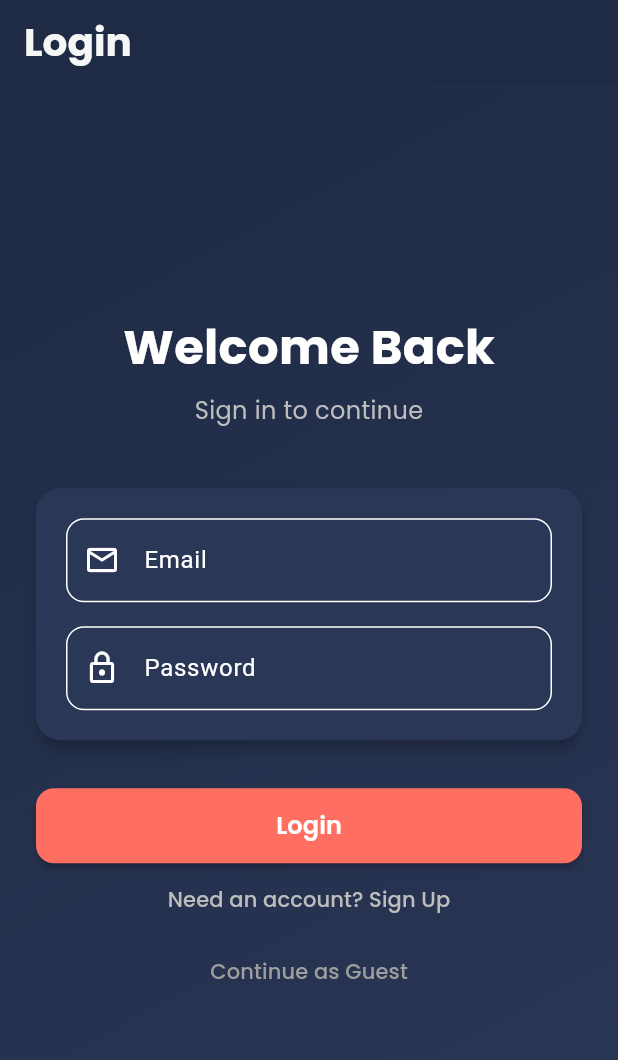
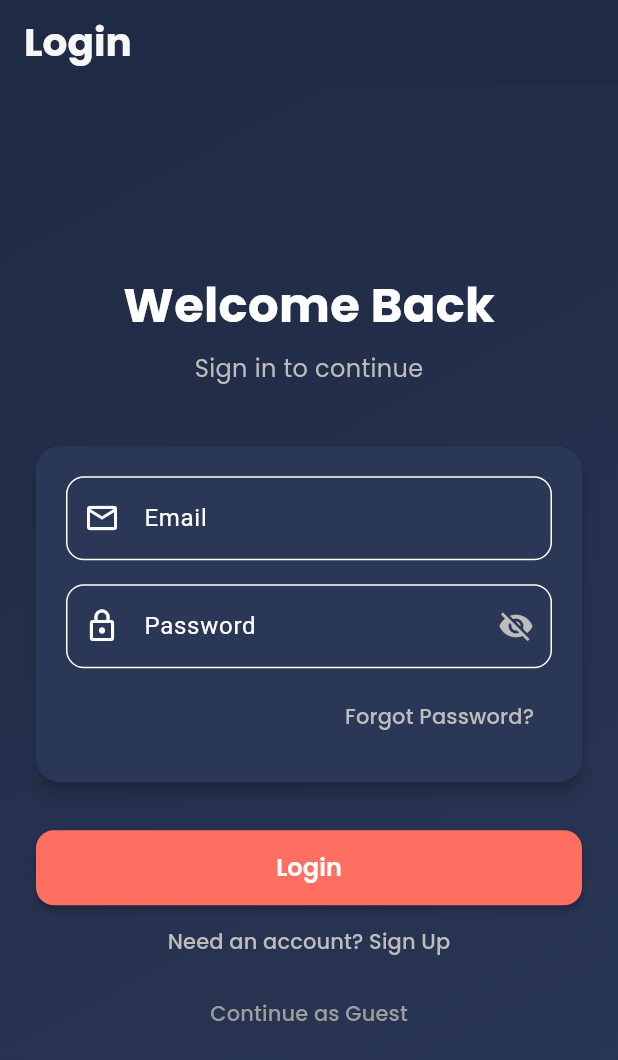
Before and after one commit to Fady2024/TaskFlow, a Flutter app: the AuthScreen screen opened directly, on a phone screen of 412 x 824 dp. Shown: the top 1060 px of the screen. Run offline on Flutter 3.47's test engine with Material 3 defaults, Android fonts, the phone set to English and light mode, and no system bars; our stand-ins replace animate_do, audioplayers, connectivity_plus, equatable, flutter_bloc, flutter_local_notifications and 7 more; accounts and stored records are empty.

Commit message:
🚀 TaskFlow - Smarter Task Management

```diff
--- a/lib/features/auth/screens/auth_screen.dart
+++ b/lib/features/auth/screens/auth_screen.dart
@@ -26,6 +26,7 @@ class _AuthScreenState extends State<AuthScreen> {
   final _usernameController = TextEditingController();
   bool _isLogin = true;
   bool _isLoading = false;
+  bool _obscurePassword = true;
   String? _error;
   File? _profileImage;
   final ImagePicker _picker = ImagePicker();
@@ -180,6 +181,27 @@ class _AuthScreenState extends State<AuthScreen> {
     }
   }
 
+  Future<void> _forgotPassword() async {
+    if (_emailController.text.isEmpty) {
+      setState(() => _error = 'Please enter your email first');
+      return;
+    }
+
+    try {
+      setState(() => _isLoading = true);
+      await supabase.auth.resetPasswordForEmail(_emailController.text.trim());
+      setState(() {
+        _error = 'Password reset email sent. Check your inbox.';
+        _isLoading = false;
+      });
+    } catch (e) {
+      setState(() {
+        _error = 'Error sending reset email: $e';
+        _isLoading = false;
+      });
+    }
+  }
+
   @override
   Widget build(BuildContext context) {
     final themeProvider = Provider.of<ThemeProvider>(context);
@@ -293,12 +315,41 @@ class _AuthScreenState extends State<AuthScreen> {
                           const SizedBox(height: 16),
                           TextField(
                             controller: _passwordController,
-                            decoration: const InputDecoration(
+                            decoration: InputDecoration(
                               labelText: 'Password',
-                              prefixIcon: Icon(Icons.lock_outline),
+                              prefixIcon: const Icon(Icons.lock_outline),
+                              suffixIcon: IconButton(
+                                icon: Icon(
+                                  _obscurePassword
+                                      ? Icons.visibility_off
+                                      : Icons.visibility,
+                                  color: isDarkMode ? Colors.grey[400] : Colors.grey[600],
+                                ),
+                                onPressed: () {
+                                  setState(() {
+                                    _obscurePassword = !_obscurePassword;
+                                  });
+                                },
+                              ),
                             ),
-                            obscureText: true,
+                            obscureText: _obscurePassword,
                           ),
+                          if (_isLogin) ...[
+                            const SizedBox(height: 8),
+                            Align(
+                              alignment: Alignment.centerRight,
+                              child: TextButton(
+                                onPressed: _forgotPassword,
+                                child: Text(
+                                  'Forgot Password?',
+                                  style: GoogleFonts.poppins(
+                                    fontSize: 14,
+                                    color: isDarkMode ? Colors.grey[400] : const Color(0xFF5D737E),
+                                  ),
+                                ),
+                              ),
+                            ),
+                          ],
                           if (_error != null) ...[
                             const SizedBox(height: 16),
                             Text(
@@ -314,7 +365,6 @@ class _AuthScreenState extends State<AuthScreen> {
                       ),
                     ),
                   ),
-
                   const SizedBox(height: 24),
                   SizedBox(
                     width: double.infinity,
```
